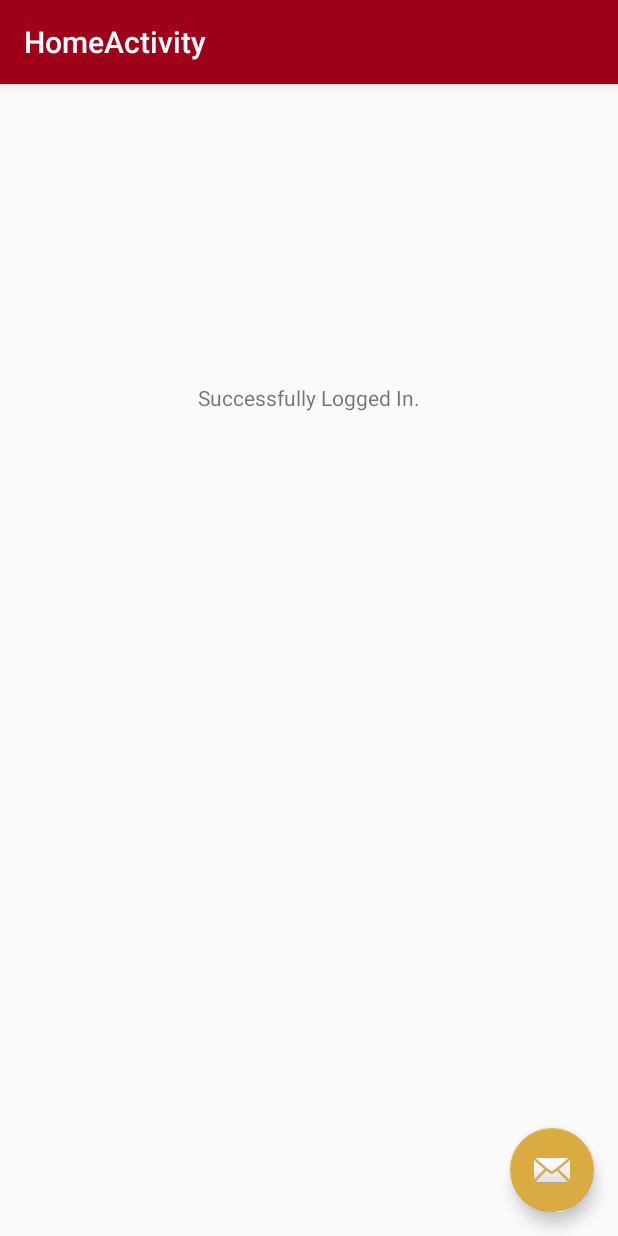
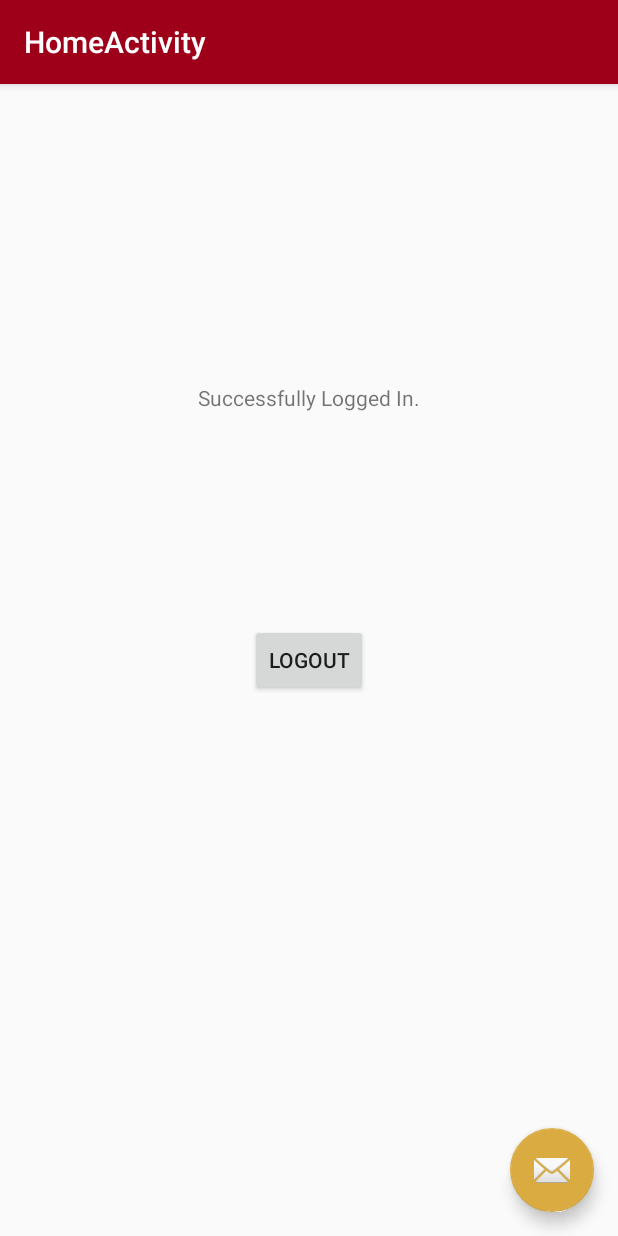
Before and after one commit to kananx/BuzzMovies, an Android app: the HomeActivity screen opened directly, with no data from a screen before it, on a phone screen of 412 x 824 dp. Run offline under Robolectric (Android 15) with nearby library versions, the phone set to English and light mode, and no system bars.

Commit message:
Added logout

```diff
--- a/app/src/main/java/at/str/buzzmovies/HomeActivity.java
+++ b/app/src/main/java/at/str/buzzmovies/HomeActivity.java
@@ -1,11 +1,13 @@
 package at.str.buzzmovies;
 
+import android.content.Intent;
 import android.os.Bundle;
 import android.support.design.widget.FloatingActionButton;
 import android.support.design.widget.Snackbar;
 import android.support.v7.app.AppCompatActivity;
 import android.support.v7.widget.Toolbar;
 import android.view.View;
+import android.widget.Button;
 
 public class HomeActivity extends AppCompatActivity {
 
@@ -24,6 +26,19 @@ public class HomeActivity extends AppCompatActivity {
                         .setAction("Action", null).show();
             }
         });
+
+        Button mLogoutButton = (Button) findViewById(R.id.logout_button);
+        mLogoutButton.setOnClickListener(new View.OnClickListener() {
+            @Override
+            public void onClick(View view) {
+                logout();
+            }
+        });
+    }
+
+    private void logout() {
+        Intent toLoginActivity = new Intent(this, LoginActivity.class);
+        startActivity(toLoginActivity);
     }
 
 }
--- a/app/src/main/res/layout/content_home.xml
+++ b/app/src/main/res/layout/content_home.xml
@@ -20,4 +20,13 @@
         android:layout_alignParentTop="true"
         android:layout_centerHorizontal="true"
         android:layout_marginTop="183dp" />
+
+    <Button
+        style="?android:attr/buttonStyleSmall"
+        android:layout_width="wrap_content"
+        android:layout_height="wrap_content"
+        android:text="@string/logout_button_text"
+        android:id="@+id/logout_button"
+        android:layout_centerVertical="true"
+        android:layout_centerHorizontal="true" />
 </RelativeLayout>
--- a/app/src/main/res/values/strings.xml
+++ b/app/src/main/res/values/strings.xml
@@ -15,4 +15,5 @@
     </string>
     <string name="title_activity_home">HomeActivity</string>
     <string name ="cancel_button_text">Cancel</string>
+    <string name ="logout_button_text">Logout</string>
 </resources>
```
Also changed, not shown: app/src/main/gen/at/str/buzzmovies/BuildConfig.java (added, +8 -0 lines), app/src/main/gen/at/str/buzzmovies/Manifest.java (added, +7 -0 lines), app/src/main/gen/at/str/buzzmovies/R.java (added, +7 -0 lines).
